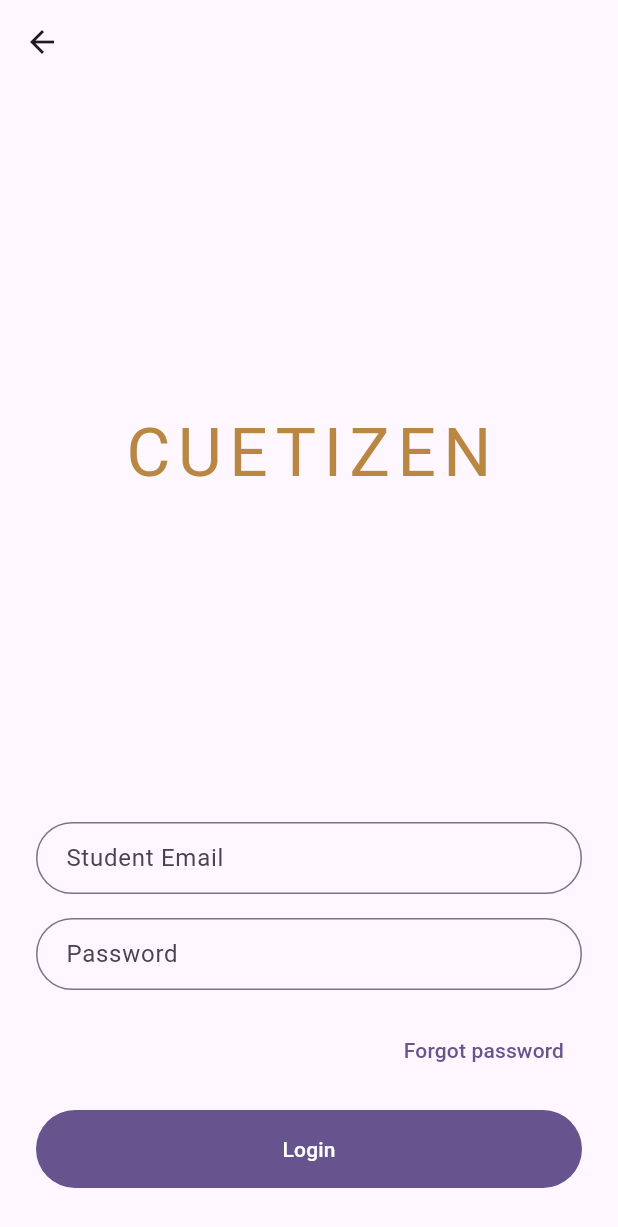
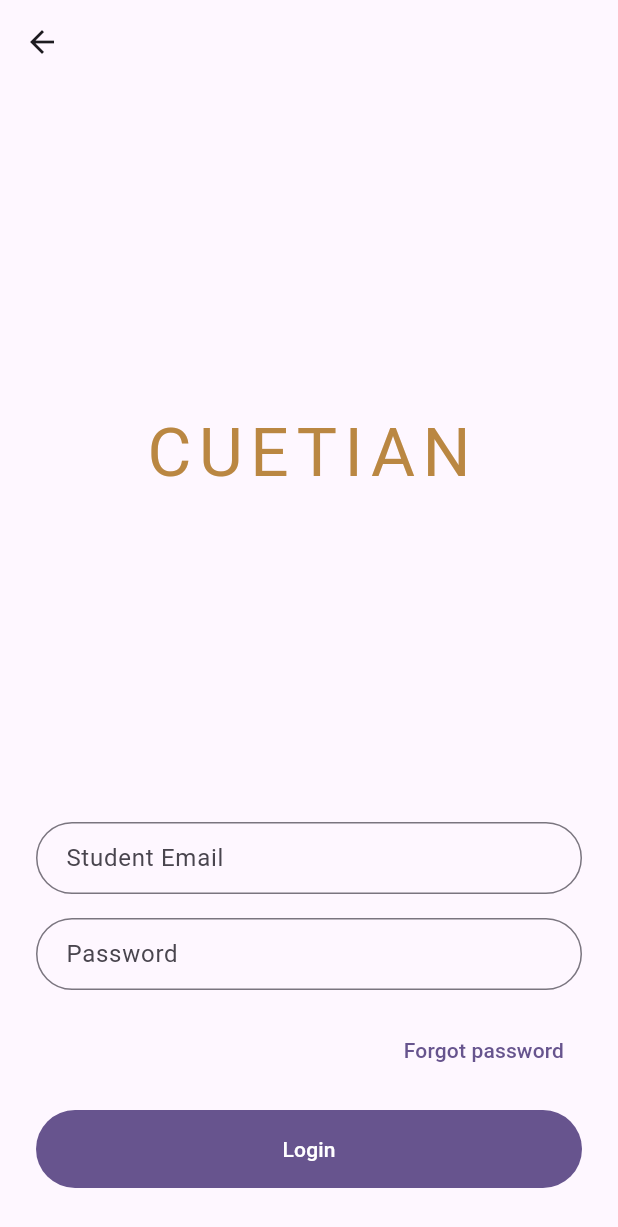
Before and after one commit to cuet-dev-corpse/cuet_book, a Flutter app: the screen it shows after launch, after a tap on "Login with Student ID", on a phone screen of 412 x 824 dp. Shown: the top 1227 px of the screen. Run offline on Flutter 3.47's test engine with Material 2 defaults, Android fonts, the phone set to English and light mode, and no system bars.

Commit message:
hudai change

```diff
--- a/lib/screens/login_screen.dart
+++ b/lib/screens/login_screen.dart
@@ -30,7 +30,7 @@ class _LoginScreenState extends State<LoginScreen> with ValidationMixin {
             Expanded(
               child: Center(
                 child: Text(
-                  "CUETIZEN",
+                  "CUETIAN",
                   style: theme.textTheme.displayMedium!.copyWith(
                     color: theme.colorScheme.secondary,
                     letterSpacing: 5,
```
